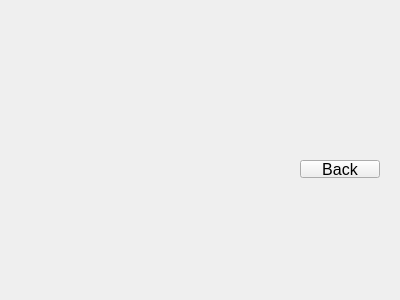
fexuile/Genshin--, file rulewindow.ui: the form before one commit.
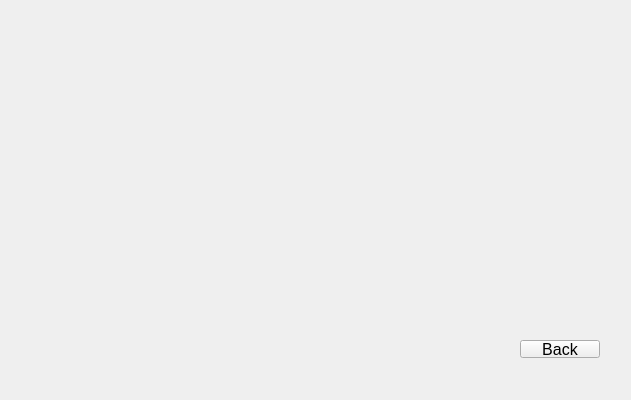
The form after the commit.

Diff of the .ui file:
```diff
--- a/rulewindow.ui
+++ b/rulewindow.ui
@@ -6,8 +6,8 @@
    <rect>
     <x>0</x>
     <y>0</y>
-    <width>400</width>
-    <height>300</height>
+    <width>631</width>
+    <height>400</height>
    </rect>
   </property>
   <property name="windowTitle">
@@ -16,8 +16,8 @@
   <widget class="QPushButton" name="backButton">
    <property name="geometry">
     <rect>
-     <x>300</x>
-     <y>160</y>
+     <x>520</x>
+     <y>340</y>
      <width>80</width>
      <height>18</height>
     </rect>
```
